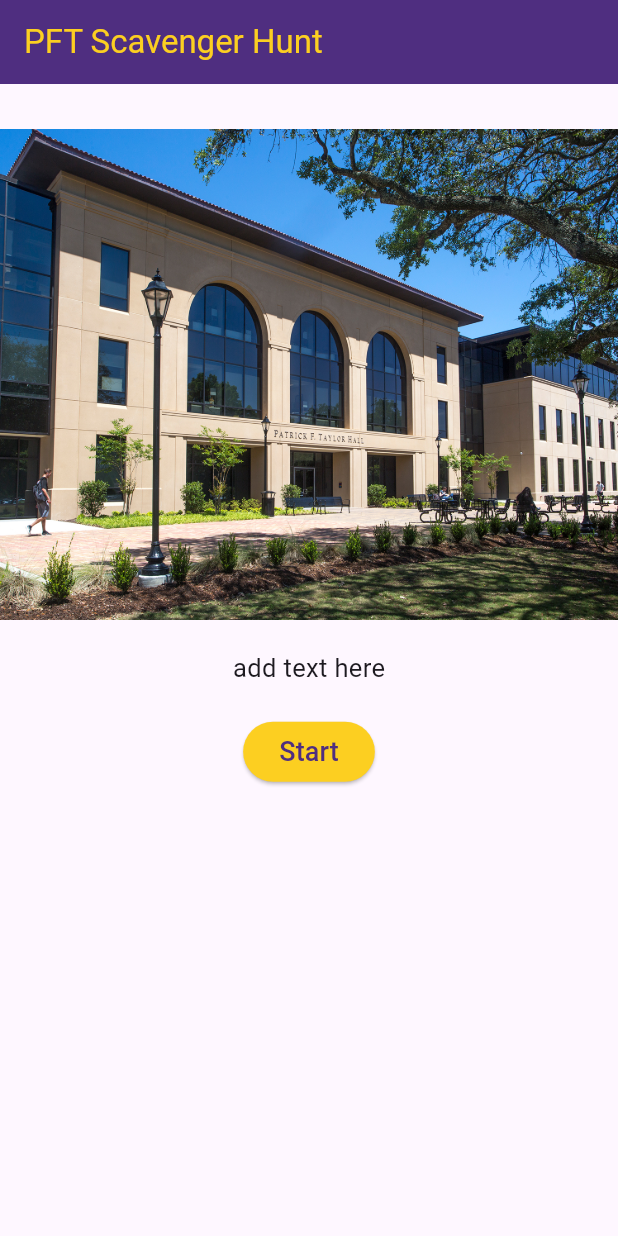
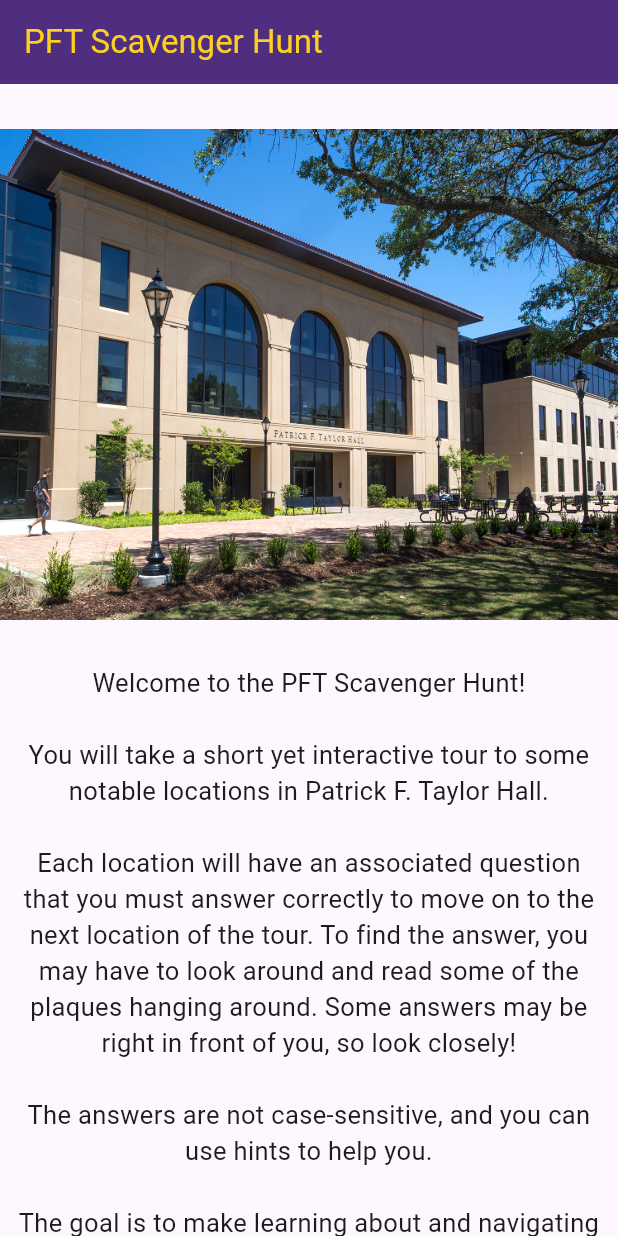
Before and after one commit to gnamlsu/flutter_application_16, a Flutter app: the screen it shows after launch, on a phone screen of 412 x 824 dp. Run offline on Flutter 3.47's test engine with Material 3 defaults, Android fonts, the phone set to English and light mode, and no system bars; our stand-ins replace google_fonts.

Commit message:
Added instructions to start screen

```diff
--- a/lib/main.dart
+++ b/lib/main.dart
@@ -43,7 +43,15 @@ class HomeScreen extends StatelessWidget {
             SizedBox(height: 30),
             Image.asset('lib/assets/pft.png', scale: 3.5),
             SizedBox(height: 20),
-            Text("add text here", style: TextStyle(fontSize: 17)),
+            Container(
+              width: 550,
+              child: Padding(
+                padding: EdgeInsets.all(10),
+                child: Text("Welcome to the PFT Scavenger Hunt!\n\nYou will take a short yet interactive tour to some notable locations in Patrick F. Taylor Hall.\n\nEach location will have an associated question that you must answer correctly to move on to the next location of the tour. To find the answer, you may have to look around and read some of the plaques hanging around. Some answers may be right in front of you, so look closely!\n\nThe answers are not case-sensitive, and you can use hints to help you.\n\nThe goal is to make learning about and navigating PFT hall fun and engaging. We hope you enjoy!",
+                style: TextStyle(fontSize: 17),
+                textAlign: TextAlign.center),
+              ),
+            ),
             SizedBox(height: 20),
             ElevatedButton(
               onPressed: () {
```
